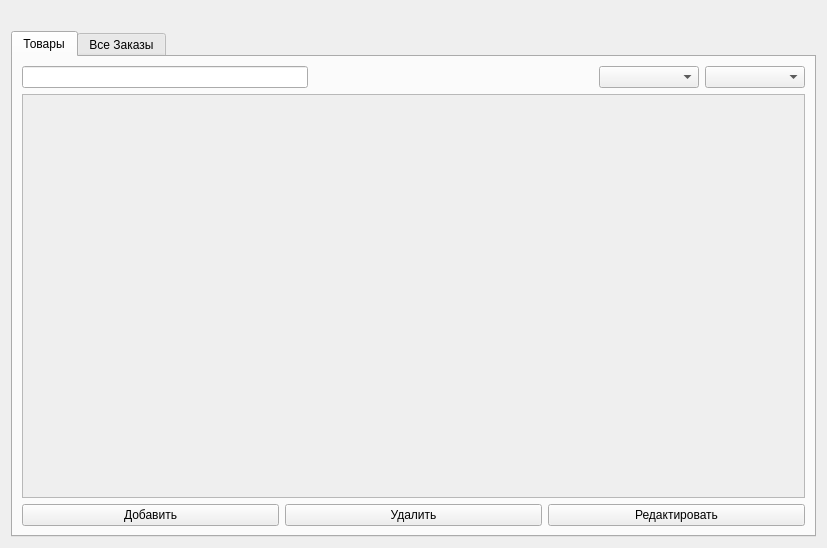
Leevandr/demo_final, file ui/MainWidget.ui: the form before one commit.
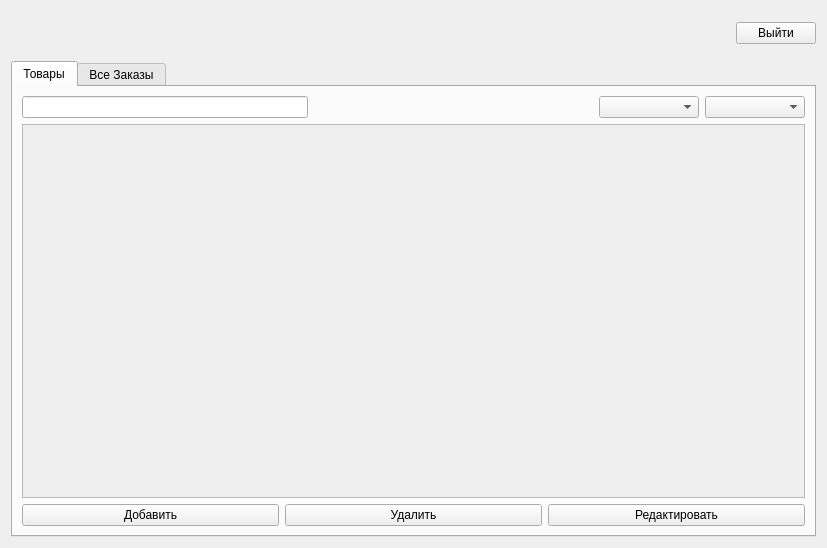
The form after the commit.

```diff
--- a/ui/MainWidget.ui
+++ b/ui/MainWidget.ui
@@ -15,11 +15,54 @@
   </property>
   <layout class="QVBoxLayout" name="verticalLayout_2">
    <item>
-    <widget class="QLabel" name="fio">
-     <property name="text">
-      <string/>
-     </property>
-    </widget>
+    <layout class="QHBoxLayout" name="horizontalLayout_top">
+     <item>
+      <widget class="QLabel" name="label_logo">
+       <property name="minimumSize">
+        <size>
+         <width>120</width>
+         <height>44</height>
+        </size>
+       </property>
+       <property name="maximumSize">
+        <size>
+         <width>180</width>
+         <height>54</height>
+        </size>
+       </property>
+       <property name="text">
+        <string/>
+       </property>
+      </widget>
+     </item>
+     <item>
+      <widget class="QLabel" name="fio">
+       <property name="text">
+        <string/>
+       </property>
+      </widget>
+     </item>
+     <item>
+      <spacer name="horizontalSpacer_top">
+       <property name="orientation">
+        <enum>Qt::Orientation::Horizontal</enum>
+       </property>
+       <property name="sizeHint" stdset="0">
+        <size>
+         <width>40</width>
+         <height>20</height>
+        </size>
+       </property>
+      </spacer>
+     </item>
+     <item>
+      <widget class="QPushButton" name="pushButton_logout">
+       <property name="text">
+        <string>Выйти</string>
+       </property>
+      </widget>
+     </item>
+    </layout>
    </item>
    <item>
     <layout class="QVBoxLayout" name="verticalLayout">
```
